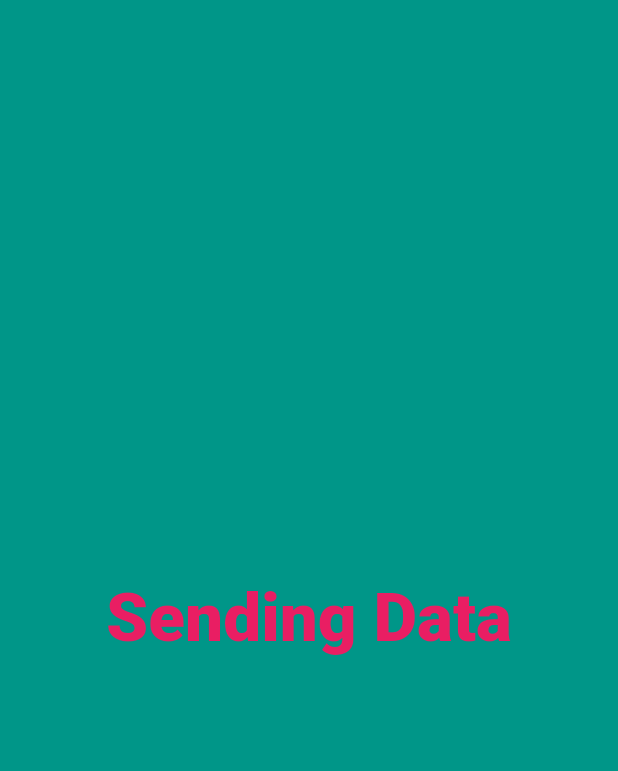
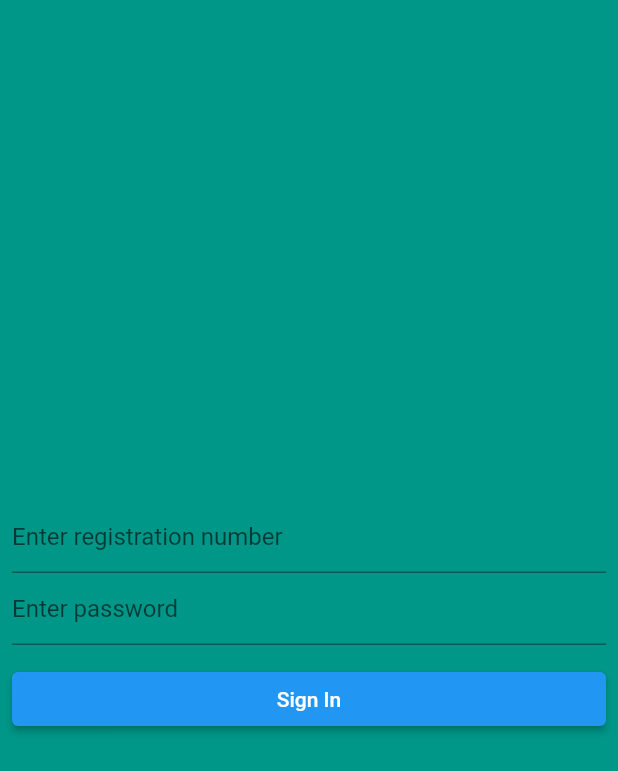
Before and after one commit to pnkr01/counter, a Flutter app: the screen it shows after launch, on a phone screen of 412 x 824 dp. Shown: the top 771 px of the screen. Run offline on Flutter 3.47's test engine with Material 2 defaults, Android fonts, the phone set to English and light mode, and no system bars.

```diff
--- a/lib/src/app.dart
+++ b/lib/src/app.dart
@@ -7,6 +7,7 @@ class MyApp extends StatelessWidget {
   @override
   Widget build(BuildContext context) {
     return const MaterialApp(
+      debugShowCheckedModeBanner: false,
       home: SplashScreen(),
     );
   }
--- a/lib/src/pages/splash.dart
+++ b/lib/src/pages/splash.dart
@@ -1,17 +1,65 @@
+import 'dart:convert';
+
 import 'package:flutter/material.dart';
+import 'package:http/http.dart' as https;
 
-class SplashScreen extends StatelessWidget {
+class SplashScreen extends StatefulWidget {
   const SplashScreen({super.key});
 
   @override
+  State<SplashScreen> createState() => _SplashScreenState();
+}
+
+class _SplashScreenState extends State<SplashScreen> {
+  final TextEditingController regdNo = TextEditingController();
+  final TextEditingController password = TextEditingController();
+  tryLoggingThisUser() async {
+    var response = await https.post(
+        Uri.parse('http://115.240.101.71:8282/CampusPortalSOA/login'),
+        body: json.encode({
+          "username": regdNo.text,
+          "password": password.text,
+          "MemberType": "S"
+        }));
+    var decoded = jsonDecode(response.body);
+    print(decoded);
+    ScaffoldMessenger.of(context)
+        .showSnackBar(SnackBar(content: Text(decoded["message"])));
+  }
+
+  @override
   Widget build(BuildContext context) {
-    return const Scaffold(
+    return Scaffold(
       backgroundColor: Colors.teal,
-      body: Center(
-          child: Text(
-        'Sending Data',
-        style: TextStyle(fontSize: 45,color: Colors.pink,fontWeight: FontWeight.w900,),
-      )),
+      body: Padding(
+        padding: const EdgeInsets.all(8.0),
+        child: Column(
+          mainAxisAlignment: MainAxisAlignment.center,
+          children: [
+            TextField(
+              controller: regdNo,
+              decoration:
+                  const InputDecoration(hintText: 'Enter registration number'),
+            ),
+            TextField(
+              obscureText: true,
+              controller: password,
+              decoration: const InputDecoration(hintText: 'Enter password'),
+            ),
+            const SizedBox(
+              height: 12,
+            ),
+            SizedBox(
+              width: double.infinity,
+              child: ElevatedButton(
+                  onPressed: () {
+                    tryLoggingThisUser();
+                  },
+                  child: const Text('Sign In')),
+            )
+          ],
+        ),
+      ),
     );
   }
 }
--- a/pubspec.yaml
+++ b/pubspec.yaml
@@ -35,6 +35,7 @@ dependencies:
   # The following adds the Cupertino Icons font to your application.
   # Use with the CupertinoIcons class for iOS style icons.
   cupertino_icons: ^1.0.2
+  http: ^0.13.5
 
 dev_dependencies:
   flutter_test:
```
Also changed, not shown: lib/src/pages/two.dart (added, +19 -0 lines), pubspec.lock.
